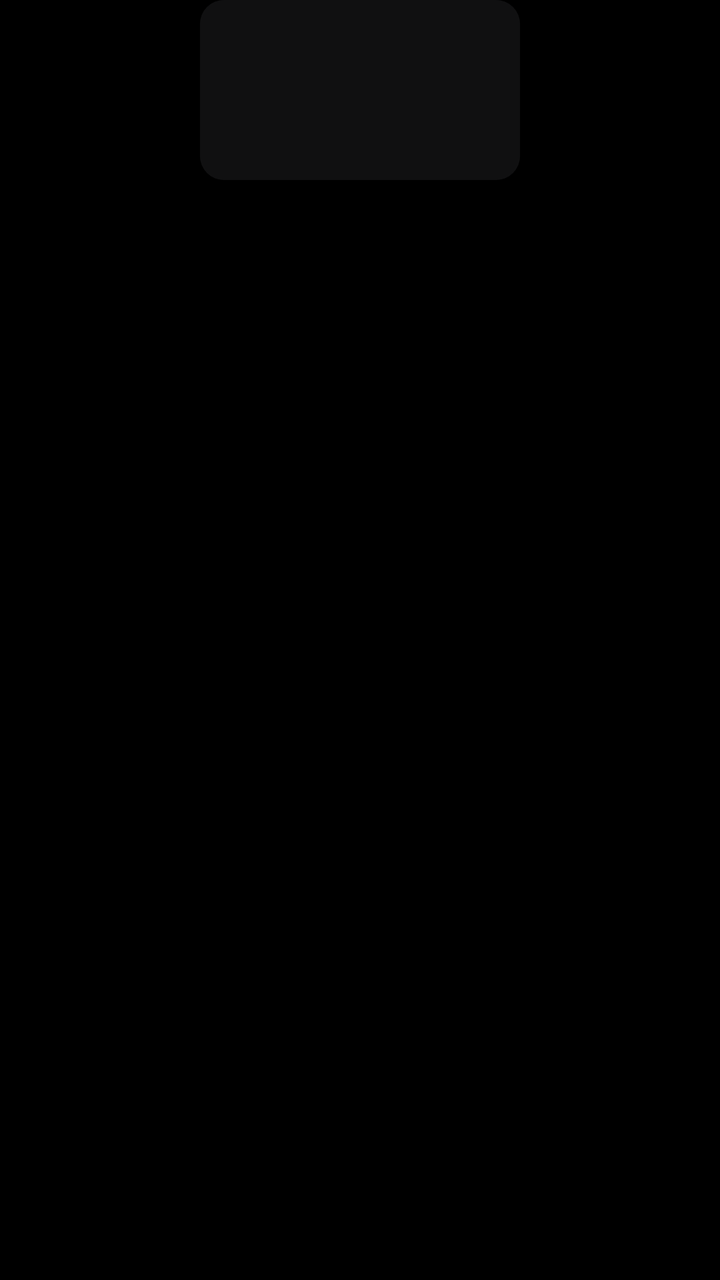
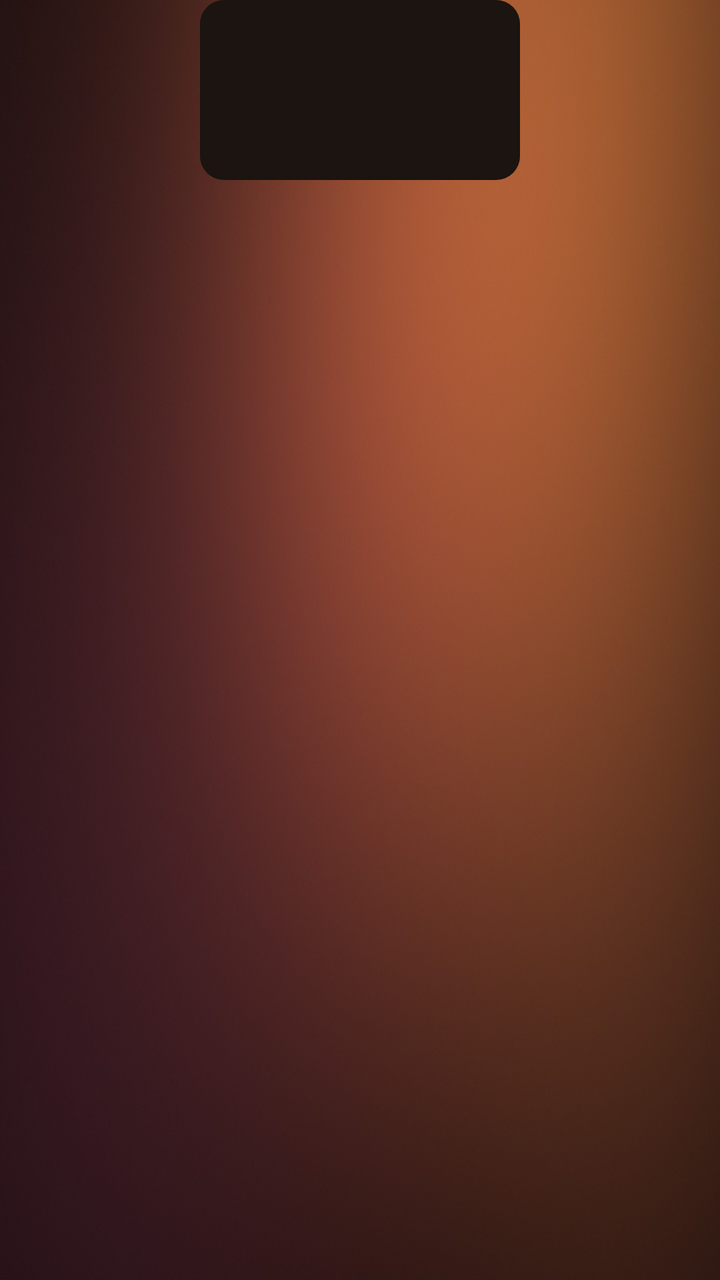

Two renders of the same Android screen: before a commit and after it. Below are the layout's source before the change and the commit's diff.
<!-- AndroidManifest.xml: application theme Theme.Uzi -->
<!-- res/layout/item_app.xml -->
<?xml version="1.0" encoding="utf-8"?>
<LinearLayout xmlns:android="http://schemas.android.com/apk/res/android"
    android:layout_width="match_parent" android:layout_height="wrap_content"
    android:clipChildren="false" android:clipToPadding="false"
    android:gravity="center_horizontal" android:orientation="vertical">
    <FrameLayout android:id="@+id/card"
        android:layout_width="wrap_content" android:layout_height="wrap_content"
        android:clipChildren="false" android:clipToPadding="false">
    <ImageView android:id="@+id/shadow"
        android:layout_width="wrap_content" android:layout_height="wrap_content"
        android:layout_gravity="center" android:alpha="0" android:importantForAccessibility="no" />
    <FrameLayout android:id="@+id/tile"
        android:layout_width="160dp" android:layout_height="90dp"
        android:background="@drawable/tile_bg"
        android:focusable="true" android:clickable="true" android:longClickable="true">
        <ImageView android:id="@+id/banner" android:layout_width="match_parent" android:layout_height="match_parent"
            android:scaleType="centerCrop" android:importantForAccessibility="no" />
        <ImageView android:id="@+id/icon" android:layout_width="56dp" android:layout_height="56dp"
            android:layout_gravity="center" android:scaleType="fitCenter" android:importantForAccessibility="no" />
        <View android:id="@+id/shine" android:layout_width="match_parent" android:layout_height="match_parent"
            android:background="@drawable/shine" android:rotation="0" android:alpha="0" />
        <View android:id="@+id/dim" android:layout_width="match_parent" android:layout_height="match_parent"
            android:background="@drawable/dim" android:alpha="0.42" />
        <View android:id="@+id/rim" android:layout_width="match_parent" android:layout_height="match_parent"
            android:background="@drawable/rim" android:alpha="0" />
    </FrameLayout>
    </FrameLayout>
    <TextView android:id="@+id/label"
        android:layout_width="match_parent" android:layout_height="wrap_content"
        android:layout_marginTop="15dp" android:gravity="center"
        android:maxLines="1" android:ellipsize="end"
        android:fontFamily="sans-serif-medium"
        android:shadowColor="#99000000" android:shadowDy="1" android:shadowRadius="6"
        android:textColor="#FFFFFF" android:textSize="15sp" android:alpha="0" />
</LinearLayout>
<!-- resources referenced by this layout -->
<resources>
  <!-- drawable dim (drawable) -->
  <?xml version="1.0" encoding="utf-8"?>
  <shape xmlns:android="http://schemas.android.com/apk/res/android">
      <solid android:color="#FF000000" />
      <corners android:radius="12dp" />
  </shape>
  <!-- drawable rim (drawable) -->
  <?xml version="1.0" encoding="utf-8"?>
  <shape xmlns:android="http://schemas.android.com/apk/res/android">
      <stroke android:width="1.5dp" android:color="#66FFFFFF" />
      <corners android:radius="12dp" />
  </shape>
  <!-- drawable shine (drawable) -->
  <?xml version="1.0" encoding="utf-8"?>
  <shape xmlns:android="http://schemas.android.com/apk/res/android">
      <gradient android:angle="0" android:startColor="#00FFFFFF" android:centerColor="#38FFFFFF" android:endColor="#00FFFFFF" />
  </shape>
  <!-- drawable tile_bg (drawable) -->
  <?xml version="1.0" encoding="utf-8"?>
  <shape xmlns:android="http://schemas.android.com/apk/res/android">
      <solid android:color="#FF1C1C1E" />
      <corners android:radius="12dp" />
  </shape>
  <style name="Theme.Uzi" parent="@android:style/Theme.Material.NoActionBar.Fullscreen">
          <item name="android:windowBackground">@android:color/black</item>
          <item name="android:windowShowWallpaper">false</item>
          <item name="android:windowAnimationStyle">@null</item>
          <item name="android:colorAccent">#FFFFFF</item>
          <item name="android:alertDialogTheme">@style/Dialog.Uzi</item>
      </style>
  <style name="Dialog.Uzi" parent="@android:style/Theme.Material.Dialog.Alert">
          <item name="android:colorAccent">#FFFFFF</item>
          <item name="android:windowBackground">@drawable/dialog_bg</item>
      </style>
  <!-- drawable dialog_bg (drawable) -->
  <?xml version="1.0" encoding="utf-8"?>
  <inset xmlns:android="http://schemas.android.com/apk/res/android" android:inset="16dp">
      <shape android:shape="rectangle">
          <solid android:color="#F21C1C1E" />
          <corners android:radius="18dp" />
      </shape>
  </inset>
</resources>

<!-- the commit's change to res/layout/item_app.xml (unified diff, before → after) -->
@@ -30,6 +30,6 @@
         android:layout_marginTop="15dp" android:gravity="center"
         android:maxLines="1" android:ellipsize="end"
         android:fontFamily="sans-serif-medium"
-        android:shadowColor="#99000000" android:shadowDy="1" android:shadowRadius="6"
-        android:textColor="#FFFFFF" android:textSize="15sp" android:alpha="0" />
+        android:shadowColor="#99140C08" android:shadowDy="1" android:shadowRadius="6"
+        android:textColor="#FFF6EA" android:textSize="15sp" android:alpha="0" />
 </LinearLayout>
<!-- resource entries referenced after the edit -->
@@ -3,7 +3,7 @@
   <!-- drawable dim (drawable) -->
   <?xml version="1.0" encoding="utf-8"?>
   <shape xmlns:android="http://schemas.android.com/apk/res/android">
-      <solid android:color="#FF000000" />
+      <solid android:color="#FF140C08" />
       <corners android:radius="12dp" />
   </shape>
   <!-- drawable rim (drawable) -->
@@ -20,16 +20,17 @@
   <!-- drawable tile_bg (drawable) -->
   <?xml version="1.0" encoding="utf-8"?>
   <shape xmlns:android="http://schemas.android.com/apk/res/android">
-      <solid android:color="#FF1C1C1E" />
+      <solid android:color="#FF211A16" />
       <corners android:radius="12dp" />
   </shape>
   <style name="Theme.Uzi" parent="@android:style/Theme.Material.NoActionBar.Fullscreen">
-          <item name="android:windowBackground">@android:color/black</item>
+          <item name="android:windowBackground">@drawable/wallpaper</item>
           <item name="android:windowShowWallpaper">false</item>
           <item name="android:windowAnimationStyle">@null</item>
           <item name="android:colorAccent">#FFFFFF</item>
           <item name="android:alertDialogTheme">@style/Dialog.Uzi</item>
       </style>
+  <!-- drawable wallpaper: jpg bitmap (drawable-nodpi, 95894 bytes) -->
   <style name="Dialog.Uzi" parent="@android:style/Theme.Material.Dialog.Alert">
           <item name="android:colorAccent">#FFFFFF</item>
           <item name="android:windowBackground">@drawable/dialog_bg</item>
